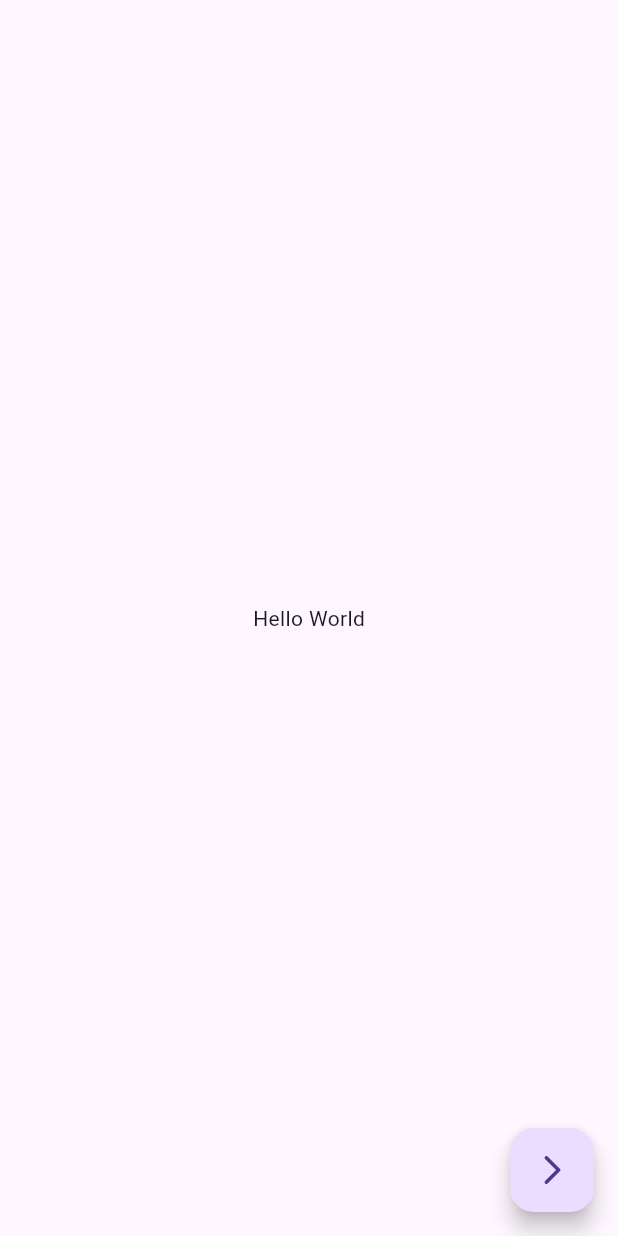
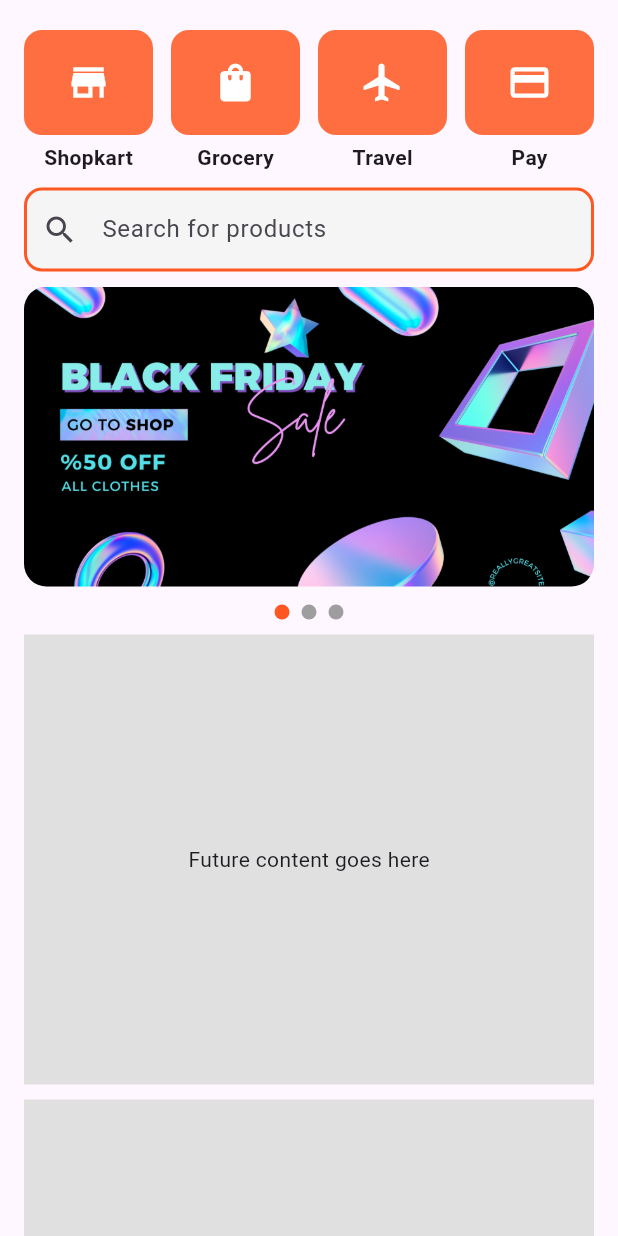
Before and after one commit to SahilPatil2002/shopping_app, a Flutter app: the MyHomePage screen opened directly, on a phone screen of 412 x 824 dp. Run offline on Flutter 3.47's test engine with Material 3 defaults, Android fonts, the phone set to English and light mode, and no system bars; drawn by our look-alikes of carousel_slider; our stand-ins replace google_fonts.

Commit message:
added banner carousel and made some changes

```diff
--- a/lib/main.dart
+++ b/lib/main.dart
@@ -1,11 +1,13 @@
+import 'package:carousel_slider/carousel_slider.dart';
 import 'package:flutter/material.dart';
 import 'package:shopping_app/screens/login_page.dart';
 import 'package:shopping_app/screens/second_page.dart';
 import 'package:shopping_app/screens/sign_in_page.dart';
 import 'package:shopping_app/screens/splash_screen.dart';
+import 'package:shopping_app/widgets/banner_carousel.dart';
 
 void main() {
-  runApp( MyApp());
+  runApp(MyApp());
 }
 
 class MyApp extends StatelessWidget {
@@ -14,9 +16,7 @@
   Widget build(BuildContext context) {
     return MaterialApp(
       title: 'Flutter Demo',
-      theme: ThemeData(
-        primaryColor: Colors.deepOrange
-      ),
+      theme: ThemeData(primaryColor: Colors.deepOrange),
       debugShowCheckedModeBanner: false,
       home: SplashScreen(),
     );
@@ -29,25 +29,95 @@
 }
 
 class _MyHomePageState extends State<MyHomePage> {
+  Widget _buildTopBox(IconData icon, String label) {
+    return Column(
+      children: [
+        Container(
+          decoration: BoxDecoration(
+            color:  Colors.deepOrangeAccent,
+            borderRadius: BorderRadius.circular(12),
+          ),
+          padding: EdgeInsets.only(bottom: 20, top: 20, left: 28, right: 28),
+          child: Icon(icon, size: 30, color: Colors.white),
+        ),
+        SizedBox(height: 5),
+        Text(label, style: TextStyle(fontWeight: FontWeight.bold)),
+      ],
+    );
+  }
+
   @override
   Widget build(BuildContext context) {
     return Scaffold(
+      body: SafeArea(
+        child: SingleChildScrollView(
+          child: Column(
+            crossAxisAlignment: CrossAxisAlignment.start,
+            children: [
+              SizedBox(height: 20),
+              Padding(
+                padding: const EdgeInsets.symmetric(horizontal: 16.0),
+                child: Row(
+                  mainAxisAlignment: MainAxisAlignment.spaceBetween,
+                  children: [
+                    _buildTopBox(Icons.store, 'Shopkart'),
+                    _buildTopBox(Icons.shopping_bag, 'Grocery'),
+                    _buildTopBox(Icons.flight, 'Travel'),
+                    _buildTopBox(Icons.payment, 'Pay'),
+                  ],
+                ),
+              ),
+              SizedBox(height: 10),
+              Padding(
+                padding: const EdgeInsets.symmetric(horizontal: 16.0),
+                child: TextField(
+                  decoration: InputDecoration(
+                    hintText: 'Search for products',
+                    prefixIcon: Icon(Icons.search),
+                    border: OutlineInputBorder(
+                      borderRadius: BorderRadius.circular(12),
+                    ),
+                    enabledBorder: OutlineInputBorder(
+                      borderRadius: BorderRadius.circular(12),
+                      borderSide: const BorderSide(
+                        color: Colors.deepOrange,
+                        width: 2,
+                      ),
+                    ),
+                    focusedBorder: OutlineInputBorder(
+                      borderRadius: BorderRadius.circular(12),
+                      borderSide: const BorderSide(
+                        color: Colors.deepOrange,
+                        width: 2,
+                      ),
+                    ),
+                    filled: true,
+                    fillColor: Colors.grey.shade100,
+                  ),
+                ),
+              ),
 
-      body: Container(
-        child: Center(
-          child: Text("Hello World"),
+              SizedBox(height: 10),
+
+              BannerCarousel(),
+
+              SizedBox(height: 10),
+              Container(
+                height: 300,
+                margin: EdgeInsets.symmetric(horizontal: 16),
+                color: Colors.grey[300],
+                child: Center(child: Text('Future content goes here')),
+              ),
+              SizedBox(height: 10),
+              Container(
+                height: 300,
+                margin: EdgeInsets.symmetric(horizontal: 16),
+                color: Colors.grey[300],
+                child: Center(child: Text('Future content goes here')),
+              ),
+            ],
+          ),
         ),
-      ),
-      floatingActionButton: FloatingActionButton(
-        onPressed: () {
-          Navigator.push(
-            context,
-            MaterialPageRoute(
-              builder: (context) => SecondPage(),
-            ),
-          );
-        },
-        child: Icon(Icons.arrow_forward_ios_rounded),
       ),
     );
   }
--- /dev/null
+++ b/lib/widgets/banner_carousel.dart
@@ -0,0 +1,74 @@
+import 'package:flutter/material.dart';
+import 'package:carousel_slider/carousel_slider.dart';
+
+class BannerCarousel extends StatefulWidget {
+  const BannerCarousel({super.key});
+
+  @override
+  State<BannerCarousel> createState() => _BannerCarouselState();
+}
+
+class _BannerCarouselState extends State<BannerCarousel> {
+  int _currentBanner = 0;
+
+  final List<String> bannerImages = [
+    'assets/images/banner.png',
+    'assets/images/banner.png',
+    'assets/images/banner.png',
+  ];
+
+  @override
+  Widget build(BuildContext context) {
+    return Container(
+      margin: const EdgeInsets.symmetric(horizontal: 16),
+      child: Column(
+        children: [
+          SizedBox(
+            height: 200,
+            child: CarouselSlider(
+              items: bannerImages.map((imagePath) {
+                return ClipRRect(
+                  borderRadius: BorderRadius.circular(15),
+                  child: Image.asset(
+                    imagePath,
+                    fit: BoxFit.cover,
+                    width: double.infinity,
+                  ),
+                );
+              }).toList(),
+              options: CarouselOptions(
+                autoPlay: true,
+                autoPlayInterval: Duration(seconds: 2),
+                autoPlayAnimationDuration: Duration(milliseconds: 800),
+                enlargeCenterPage: true,
+                aspectRatio: 2.0,
+                viewportFraction: 1.0,
+                onPageChanged: (index, reason) {
+                  setState(() {
+                    _currentBanner = index;
+                  });
+                },
+              ),
+            ),
+          ),
+          const SizedBox(height: 12),
+          Row(
+            mainAxisAlignment: MainAxisAlignment.center,
+            children: bannerImages.asMap().entries.map((entry) {
+              int index = entry.key;
+              return Container(
+                width: 10,
+                height: 10,
+                margin: const EdgeInsets.symmetric(horizontal: 4),
+                decoration: BoxDecoration(
+                  shape: BoxShape.circle,
+                  color: _currentBanner == index ? Colors.deepOrange : Colors.grey,
+                ),
+              );
+            }).toList(),
+          ),
+        ],
+      ),
+    );
+  }
+}
--- a/pubspec.yaml
+++ b/pubspec.yaml
@@ -35,7 +35,7 @@ dependencies:
   # Use with the CupertinoIcons class for iOS style icons.
   cupertino_icons: ^1.0.8
   google_fonts: ^6.2.1
-
+  carousel_slider: ^5.0.0
 
 dev_dependencies:
   flutter_test:
```
Also changed, not shown: assets/images/banner.png (added), pubspec.lock.
